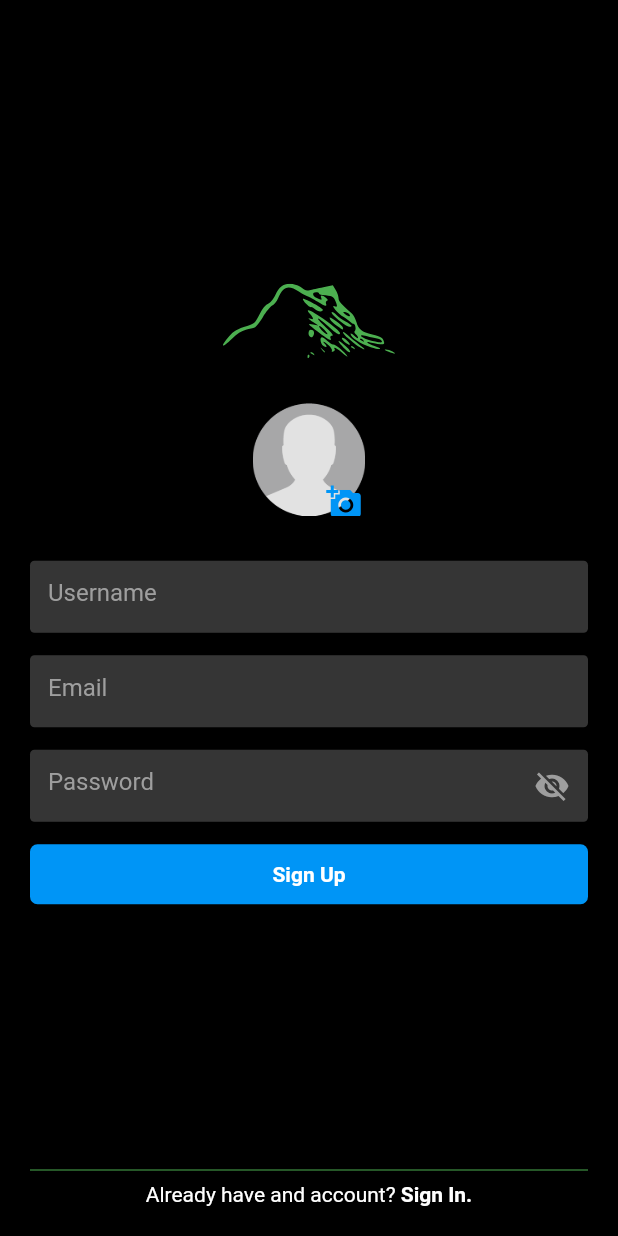
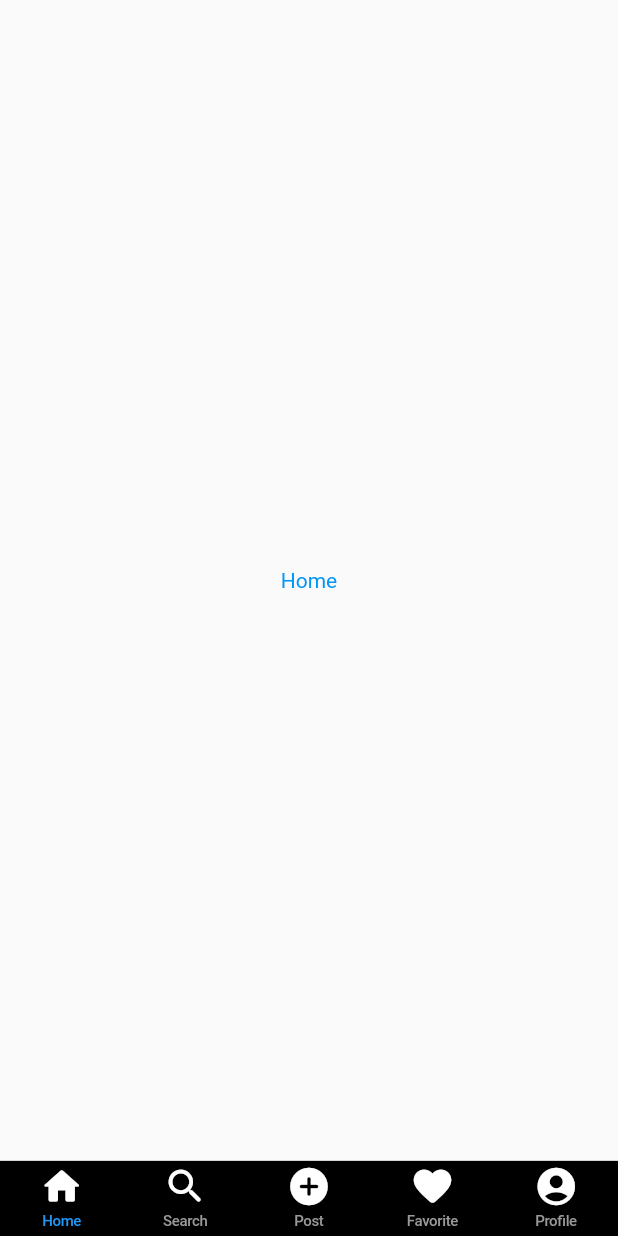
Before and after one commit to Topai-Ioan/Travel_The_World, a Flutter app: the screen it shows after launch, on a phone screen of 412 x 824 dp. Run offline on Flutter 3.47's test engine with Material 2 defaults, Android fonts, the phone set to English and light mode, and no system bars; our stand-ins replace flutter_svg.

Commit message:
navbar done

```diff
--- a/lib/features/presentation/pages/credential/sign_in_page.dart
+++ b/lib/features/presentation/pages/credential/sign_in_page.dart
@@ -1,6 +1,6 @@
 import 'package:flutter/material.dart';
 import 'package:flutter_svg/flutter_svg.dart';
-import 'package:travel_the_world/consts.dart';
+import 'package:travel_the_world/constants.dart';
 import 'package:travel_the_world/features/presentation/pages/credential/sign_up_page.dart';
 import 'package:travel_the_world/features/presentation/widgets/form_container_widget.dart';
 import 'package:travel_the_world/features/presentation/widgets/button_container_widget.dart';
--- a/lib/features/presentation/pages/credential/sign_up_page.dart
+++ b/lib/features/presentation/pages/credential/sign_up_page.dart
@@ -1,6 +1,6 @@
 import 'package:flutter/material.dart';
 import 'package:flutter_svg/flutter_svg.dart';
-import 'package:travel_the_world/consts.dart';
+import 'package:travel_the_world/constants.dart';
 import 'package:travel_the_world/features/presentation/pages/credential/sign_in_page.dart';
 import 'package:travel_the_world/features/presentation/widgets/form_container_widget.dart';
 import 'package:travel_the_world/features/presentation/widgets/button_container_widget.dart';
--- /dev/null
+++ b/lib/features/presentation/pages/home/home_page.dart
@@ -0,0 +1,18 @@
+import 'package:flutter/material.dart';
+import 'package:travel_the_world/constants.dart';
+
+class HomePage extends StatelessWidget {
+  const HomePage({Key? key}) : super(key: key);
+
+  @override
+  Widget build(BuildContext context) {
+    return const Scaffold(
+      body: Center(
+        child: Text(
+          "Home",
+          style: TextStyle(color: blueColor),
+        ),
+      ),
+    );
+  }
+}
--- /dev/null
+++ b/lib/features/presentation/pages/main_screen/main_screen.dart
@@ -0,0 +1,101 @@
+import 'package:flutter/cupertino.dart';
+import 'package:flutter/material.dart';
+import 'package:travel_the_world/constants.dart';
+import 'package:travel_the_world/features/presentation/pages/activity/activity_page.dart';
+import 'package:travel_the_world/features/presentation/pages/profile/profile_page.dart';
+import 'package:travel_the_world/features/presentation/pages/search/search_page.dart';
+import 'package:travel_the_world/features/presentation/pages/upload_post/upload_post_page.dart';
+
+import '../home/home_page.dart';
+
+class MainScreen extends StatefulWidget {
+  const MainScreen({Key? key}) : super(key: key);
+  @override
+  State<MainScreen> createState() => _MainScreenState();
+}
+
+class _MainScreenState extends State<MainScreen> {
+  int _currentIndex = 0;
+
+  late PageController pageController;
+
+  @override
+  void initState() {
+    pageController = PageController();
+    super.initState();
+  }
+
+  @override
+  void dispose() {
+    pageController.dispose();
+    super.dispose();
+  }
+
+  void navigationTapped(int index) {
+    pageController.jumpToPage(index);
+  }
+
+  void onPageChanged(int index) {
+    setState(() {
+      _currentIndex = index;
+    });
+  }
+
+  @override
+  Widget build(BuildContext context) {
+    return Scaffold(
+        backgroundColor: backgroundColor,
+        bottomNavigationBar: CupertinoTabBar(
+          backgroundColor: backgroundColor,
+          items: const [
+            BottomNavigationBarItem(
+              icon: Icon(
+                Icons.home_rounded,
+                color: primaryColor,
+              ),
+              label: 'Home',
+            ),
+            BottomNavigationBarItem(
+              icon: Icon(
+                Icons.search_rounded,
+                color: primaryColor,
+              ),
+              label: 'Search',
+            ),
+            BottomNavigationBarItem(
+              icon: Icon(
+                Icons.add_circle_rounded,
+                color: primaryColor,
+              ),
+              label: 'Post',
+            ),
+            BottomNavigationBarItem(
+              icon: Icon(
+                Icons.favorite_rounded,
+                color: primaryColor,
+              ),
+              label: 'Favorite',
+            ),
+            BottomNavigationBarItem(
+              icon: Icon(
+                Icons.account_circle_rounded,
+                color: primaryColor,
+              ),
+              label: 'Profile',
+            ),
+          ],
+          onTap: navigationTapped,
+        ),
+        body: PageView(
+          controller: pageController,
+          children: [
+            HomePage(),
+            SearchPage(),
+            UploadPostPage(),
+            ActivityPage(),
+            ProfilePage()
+          ],
+          onPageChanged: onPageChanged,
+        ));
+  }
+}
--- a/lib/features/presentation/widgets/button_container_widget.dart
+++ b/lib/features/presentation/widgets/button_container_widget.dart
@@ -1,5 +1,5 @@
 import 'package:flutter/material.dart';
-import '../../../consts.dart';
+import '../../../constants.dart';
 
 class ButtonContainerWidget extends StatelessWidget {
   final Color? color;
--- a/lib/features/presentation/widgets/form_container_widget.dart
+++ b/lib/features/presentation/widgets/form_container_widget.dart
@@ -1,5 +1,5 @@
 import 'package:flutter/material.dart';
-import '../../../consts.dart';
+import '../../../constants.dart';
 
 class FormContainerWidget extends StatefulWidget {
   final TextEditingController? controller;
--- a/lib/main.dart
+++ b/lib/main.dart
@@ -1,4 +1,5 @@
 import 'package:flutter/material.dart';
+import 'package:travel_the_world/features/presentation/pages/main_screen/main_screen.dart';
 import 'features/presentation/pages/credential/sign_in_page.dart';
 import 'features/presentation/pages/credential/sign_up_page.dart';
 
@@ -14,7 +15,7 @@ class MyApp extends StatelessWidget {
       debugShowCheckedModeBanner: false,
       title: 'Travel the world',
       darkTheme: ThemeData.dark(),
-      home: const SignUpPage(),
+      home: const MainScreen(),
     );
   }
 }
--- a/pubspec.yaml
+++ b/pubspec.yaml
@@ -18,7 +18,7 @@ publish_to: "none" # Remove this line if you wish to publish to pub.dev
 version: 1.0.0+1
 
 environment:
-  sdk: ">=2.18.4 <3.0.0"
+  sdk: ">=2.18.4 <=3.0.6"
 
 # Dependencies specify other packages that your package needs in order to work.
 # To automatically upgrade your package dependencies to the latest versions
@@ -33,7 +33,6 @@ dependencies:
   flutter_bloc: ^8.0.1
 
   equatable: ^2.0.3
-  #flutter_icons: ^1.1.0
 
   #Firebase
   cloud_firestore: ^4.8.4
@@ -87,7 +86,6 @@ flutter:
   # To add assets to your application, add an assets section, like this:
   assets:
     - assets/images/
-    - assets/images/roxi.jpg
   # An image asset can refer to one or more resolution-specific "variants", see
   # https://flutter.dev/assets-and-images/#resolution-aware.
 
```
Also changed, not shown: lib/features/presentation/pages/activity/activity_page.dart (added, +18 -0 lines), lib/features/presentation/pages/profile/profile_page.dart (added, +18 -0 lines), lib/features/presentation/pages/search/search_page.dart (added, +18 -0 lines), lib/features/presentation/pages/upload_post/upload_post_page.dart (added, +18 -0 lines), lib/constants.dart (renamed from lib/consts.dart), pubspec.lock, 7 other files.
